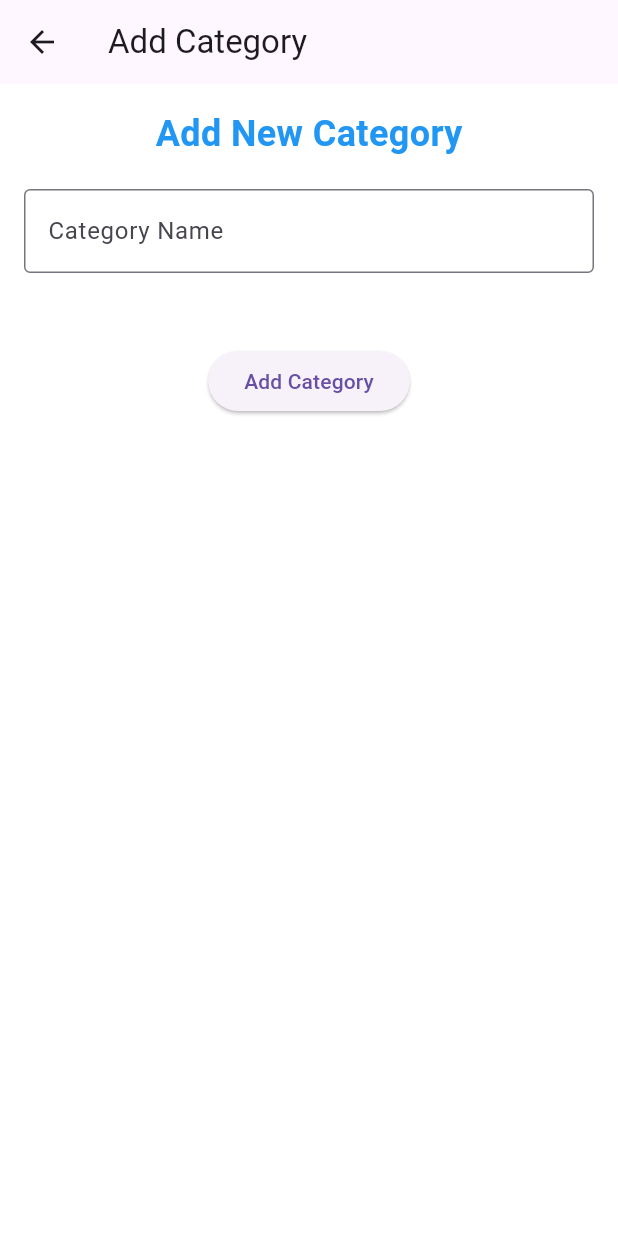
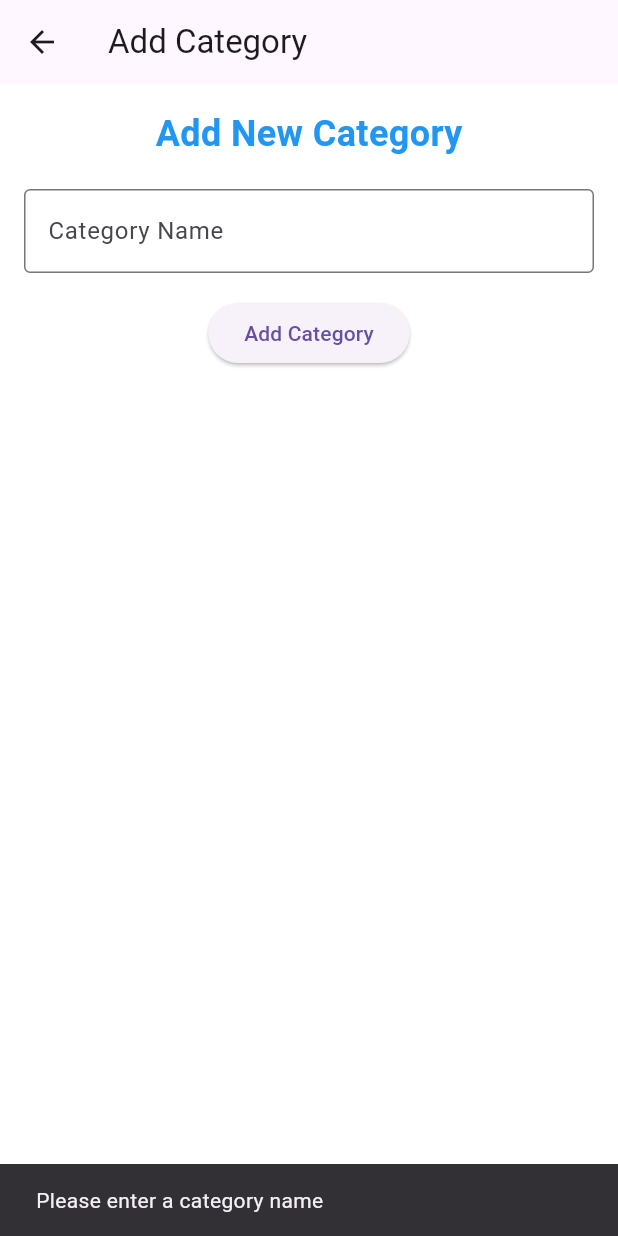
Before and after one commit to LeQuan114/project_app_shop, a Flutter app: the AddCategoryScreen screen opened directly, after a tap on "Add Category", on a phone screen of 412 x 824 dp. Run offline on Flutter 3.47's test engine with Material 3 defaults, Android fonts, the phone set to English and light mode, and no system bars; our stand-ins replace badges, cloud_firestore, curved_navigation_bar, firebase_core, icons_plus; accounts and stored records are empty.

Commit message:
Back-end

```diff
--- /dev/null
+++ b/lib/model/category.dart
@@ -0,0 +1,20 @@
+class Category {
+  String id;
+  String name;
+
+  Category({required this.id, required this.name});
+
+  factory Category.fromJson(Map<String, dynamic> json) {
+    return Category(
+      id: json['id'],
+      name: json['name'],
+    );
+  }
+
+  Map<String, dynamic> toJson() {
+    return {
+      'id': id,
+      'name': name,
+    };
+  }
+}
--- a/lib/pages/add_category.dart
+++ b/lib/pages/add_category.dart
@@ -1,5 +1,6 @@
 // ignore_for_file: prefer_const_constructors, use_key_in_widget_constructors, library_private_types_in_public_api
 
+import 'package:cloud_firestore/cloud_firestore.dart';
 import 'package:final_project/pages/home_page.dart';
 import 'package:flutter/material.dart';
 
@@ -18,18 +19,27 @@ class AddCategoryScreen extends StatefulWidget {
 }
 
 class _AddCategoryScreenState extends State<AddCategoryScreen> {
+  final TextEditingController _categoryController = TextEditingController();
+  final FirebaseFirestore _firestore = FirebaseFirestore.instance; // Khởi tạo Firestore
+
+  @override
+  void dispose() {
+    _categoryController.dispose();
+    super.dispose();
+  }
+
   @override
   Widget build(BuildContext context) {
     return Scaffold(
       appBar: AppBar(
         title: Text('Add Category'),
         leading: IconButton(
-          icon: Icon(Icons.arrow_back), // Biểu tượng quay lại
+          icon: Icon(Icons.arrow_back),
           onPressed: () {
             Navigator.pushAndRemoveUntil(
               context,
-              MaterialPageRoute(builder: (context) => HomePage()), // Thay đổi thành trang homepage của bạn
-              (Route<dynamic> route) => false, // Loại bỏ tất cả các trang trước đó
+              MaterialPageRoute(builder: (context) => HomePage()),
+              (Route<dynamic> route) => false,
             );
           },
         ),
@@ -52,19 +62,16 @@ class _AddCategoryScreenState extends State<AddCategoryScreen> {
               ),
               SizedBox(height: 20),
               TextField(
+                controller: _categoryController,
                 decoration: InputDecoration(
                   labelText: 'Category Name',
                   border: OutlineInputBorder(),
                 ),
               ),
               SizedBox(height: 16),
-              SizedBox(height: 16),
-              SizedBox(height: 16),
               Center(
                 child: ElevatedButton(
-                  onPressed: () {
-                    // Logic to add category
-                  },
+                  onPressed: _addCategoryToFirebase, // Gọi hàm thêm danh mục vào Firestore
                   child: Text('Add Category'),
                 ),
               ),
@@ -74,4 +81,39 @@ class _AddCategoryScreenState extends State<AddCategoryScreen> {
       ),
     );
   }
+
+  void _addCategoryToFirebase() async {
+  String categoryName = _categoryController.text.trim();
+  if (categoryName.isNotEmpty) {
+    String categoryId = _firestore.collection('categories').doc().id;
+
+    // Thêm danh mục vào Firestore
+    await _firestore.collection('categories').doc(categoryId).set({
+      'id': categoryId,
+      'name': categoryName,
+    });
+
+    // Kiểm tra xem widget có còn được mount không trước khi sử dụng BuildContext
+    if (mounted) {
+      _categoryController.clear(); // Clear TextField
+      ScaffoldMessenger.of(context).showSnackBar(
+        SnackBar(content: Text('Category added successfully')),
+      );
+
+      // Điều hướng về HomePage sau khi thêm thành công
+      Navigator.pushAndRemoveUntil(
+        context,
+        MaterialPageRoute(builder: (context) => HomePage()),
+        (Route<dynamic> route) => false,
+      );
+    }
+  } else {
+    if (mounted) {
+      ScaffoldMessenger.of(context).showSnackBar(
+        SnackBar(content: Text('Please enter a category name')),
+      );
+    }
+  }
 }
+
+}
```
Also changed, not shown: lib/main.dart (+6 -1 lines), lib/model/invoice.dart (added, +43 -0 lines), lib/model/product.dart (added, +39 -0 lines), lib/model/role.dart (added, +20 -0 lines), lib/model/size.dart (added, +20 -0 lines), lib/model/user.dart (added, +35 -0 lines), 1 other file.
